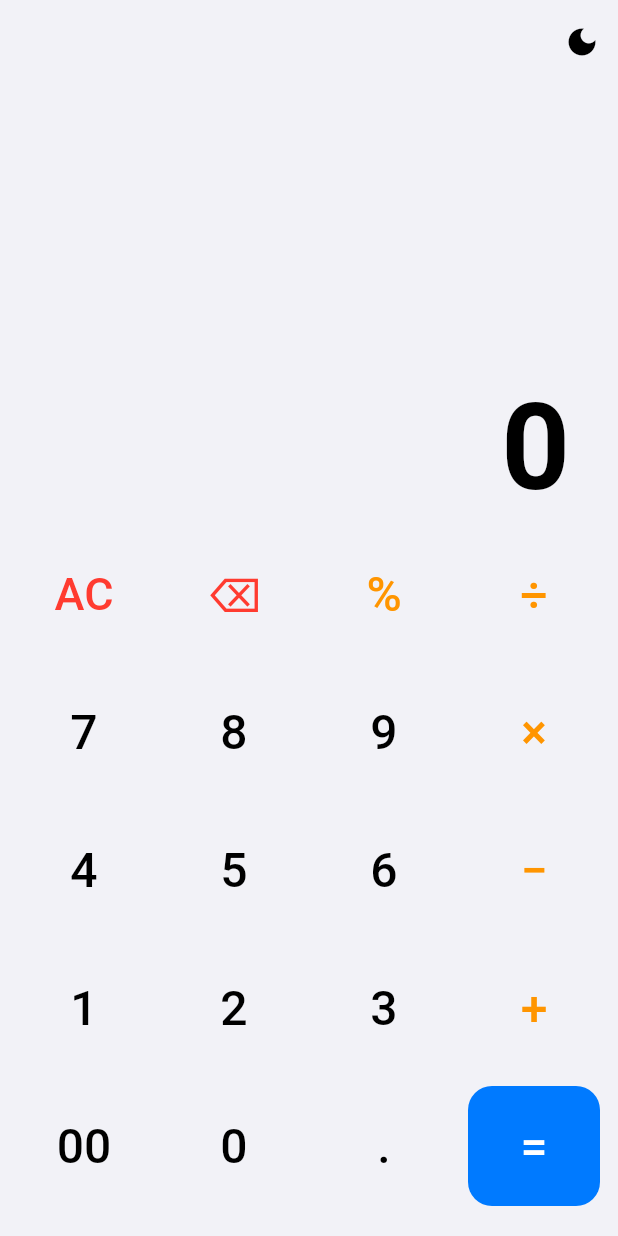
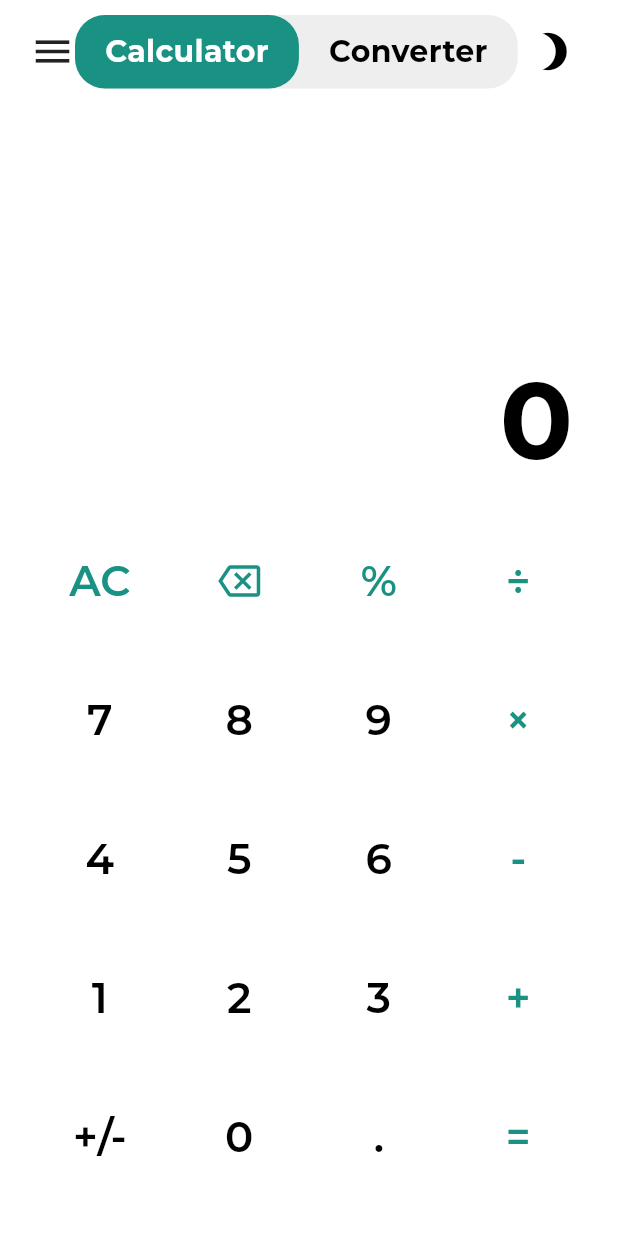
Before and after one commit to digitalninjanv/kalkulator, a Flutter app: the screen it shows after launch, on a phone screen of 412 x 824 dp. Run offline on Flutter 3.47's test engine with Material 3 defaults, Android fonts, the phone set to English and light mode, and no system bars; drawn by our look-alikes of auto_size_text; our stand-ins replace firebase_core, google_fonts, math_expressions; accounts and stored records are empty.

```diff
--- a/lib/main.dart
+++ b/lib/main.dart
@@ -4,6 +4,7 @@ import 'package:provider/provider.dart';
 import 'package:auto_size_text/auto_size_text.dart';
 import 'package:math_expressions/math_expressions.dart';
 
+// --- Main App Setup ---
 void main() {
   runApp(
     ChangeNotifierProvider(
@@ -13,8 +14,9 @@ void main() {
   );
 }
 
+// --- Theme Management ---
 class ThemeProvider with ChangeNotifier {
-  ThemeMode _themeMode = ThemeMode.system;
+  ThemeMode _themeMode = ThemeMode.light;
 
   ThemeMode get themeMode => _themeMode;
 
@@ -22,60 +24,45 @@ class ThemeProvider with ChangeNotifier {
     _themeMode = _themeMode == ThemeMode.light ? ThemeMode.dark : ThemeMode.light;
     notifyListeners();
   }
-
-  void setSystemTheme() {
-    _themeMode = ThemeMode.system;
-    notifyListeners();
-  }
 }
 
 class CalculatorApp extends StatelessWidget {
-  const CalculatorApp({super.key});
+  const CalculatorApp({Key? key}) : super(key: key);
+
+  static const Color tealColor = Color(0xFF199183);
 
   @override
   Widget build(BuildContext context) {
+    final textTheme = TextTheme(
+      displayLarge: GoogleFonts.montserrat(fontSize: 72, fontWeight: FontWeight.bold),
+      headlineSmall: GoogleFonts.montserrat(fontSize: 28, color: Colors.grey[600]),
+      titleLarge: GoogleFonts.montserrat(fontSize: 24, fontWeight: FontWeight.w600),
+      bodyMedium: GoogleFonts.montserrat(fontSize: 20),
+    );
+
+    final lightTheme = ThemeData(
+      useMaterial3: true,
+      brightness: Brightness.light,
+      scaffoldBackgroundColor: Colors.white,
+      primaryColor: tealColor,
+      textTheme: textTheme.apply(bodyColor: Colors.black, displayColor: Colors.black),
+      colorScheme: const ColorScheme.light(primary: tealColor, secondary: tealColor),
+    );
+
+    final darkTheme = ThemeData(
+      useMaterial3: true,
+      brightness: Brightness.dark,
+      scaffoldBackgroundColor: const Color(0xFF1E1E1E),
+      primaryColor: tealColor,
+      textTheme: textTheme.apply(bodyColor: Colors.white, displayColor: Colors.white),
+      colorScheme: const ColorScheme.dark(primary: tealColor, secondary: tealColor),
+    );
+
     return Consumer<ThemeProvider>(
       builder: (context, themeProvider, child) {
-        final ThemeData lightTheme = ThemeData(
-          useMaterial3: true,
-          brightness: Brightness.light,
-          colorScheme: const ColorScheme.light(
-            primary: Color(0xFF007AFF),
-            secondary: Color(0xFFFF9500),
-            error: Color(0xFFFF3B30),
-            surface: Color(0xFFF2F2F7),
-            onSurface: Colors.black,
-          ),
-          textTheme: GoogleFonts.robotoTextTheme(
-            const TextTheme(
-              displayLarge: TextStyle(fontSize: 80, fontWeight: FontWeight.bold),
-              headlineSmall: TextStyle(fontSize: 32, color: Colors.grey),
-            ),
-          ),
-          scaffoldBackgroundColor: const Color(0xFFF2F2F7),
-        );
-
-        final ThemeData darkTheme = ThemeData(
-          useMaterial3: true,
-          brightness: Brightness.dark,
-          colorScheme: const ColorScheme.dark(
-            primary: Color(0xFF0A84FF),
-            secondary: Color(0xFFFF9F0A),
-            error: Color(0xFFFF453A),
-            surface: Color(0xFF1C1C1E),
-            onSurface: Colors.white,
-          ),
-          textTheme: GoogleFonts.robotoTextTheme(
-            const TextTheme(
-              displayLarge: TextStyle(fontSize: 80, fontWeight: FontWeight.bold, color: Colors.white),
-              headlineSmall: TextStyle(fontSize: 32, color: Colors.grey),
-            ),
-          ),
-          scaffoldBackgroundColor: Colors.black,
-        );
-
         return MaterialApp(
-          title: 'Modern Calculator',
+          debugShowCheckedModeBanner: false,
+          title: 'Calculator',
           theme: lightTheme,
           darkTheme: darkTheme,
           themeMode: themeProvider.themeMode,
@@ -86,8 +73,9 @@ class CalculatorApp extends StatelessWidget {
   }
 }
 
+// --- Calculator Screen ---
 class CalculatorScreen extends StatefulWidget {
-  const CalculatorScreen({super.key});
+  const CalculatorScreen({Key? key}) : super(key: key);
 
   @override
   State<CalculatorScreen> createState() => _CalculatorScreenState();
@@ -96,16 +84,9 @@ class CalculatorScreen extends StatefulWidget {
 class _CalculatorScreenState extends State<CalculatorScreen> {
   String _expression = '';
   String _result = '0';
-  final List<String> _history = [];
-  bool _isResult = false;
 
   void _onButtonPressed(String buttonText) {
     setState(() {
-      if (_isResult && !['+', '−', '×', '÷', '%'].contains(buttonText)) {
-        _expression = '';
-      }
-      _isResult = false;
-
       switch (buttonText) {
         case 'AC':
           _expression = '';
@@ -114,62 +95,60 @@ class _CalculatorScreenState extends State<CalculatorScreen> {
         case '⌫':
           if (_expression.isNotEmpty) {
             _expression = _expression.substring(0, _expression.length - 1);
+            if (_expression.isEmpty) _result = '0';
+          }
+          break;
+        case '+/-':
+          if (_result != '0' && _result.isNotEmpty) {
+            if (_result.startsWith('-')) {
+              _result = _result.substring(1);
+            } else {
+              _result = '-$_result';
+            }
+            _expression = _result;
           }
           break;
         case '=':
           try {
             final evaluatedResult = _evalExpression(_expression);
-            if (_expression.isNotEmpty) {
-              _history.add('$_expression = $evaluatedResult');
-            }
             _result = evaluatedResult;
-            _expression = _result;
-            _isResult = true;
           } catch (e) {
             _result = 'Error';
           }
           break;
         default:
+          if (_result == '0' && buttonText != '.') {
+             _expression = buttonText;
+             _result = buttonText;
+          } else {
              _expression += buttonText;
+          }
       }
     });
   }
 
   String _evalExpression(String expression) {
     if (expression.isEmpty) return '0';
-    expression = expression.replaceAll('×', '*').replaceAll('÷', '/').replaceAll('−', '-');
+    String finalExpression = expression.replaceAll('×', '*').replaceAll('÷', '/');
 
     try {
       Parser p = Parser();
-      Expression exp = p.parse(expression);
+      Expression exp = p.parse(finalExpression);
       ContextModel cm = ContextModel();
       double eval = exp.evaluate(EvaluationType.REAL, cm);
-
-      return eval.toStringAsFixed(eval.truncateToDouble() == eval ? 0 : 2);
+      return eval.toStringAsFixed(eval.truncateToDouble() == eval ? 0 : 4).replaceAll(RegExp(r'\.0000$'), '');
     } catch (e) {
-      return "Error";
+      return 'Error';
     }
   }
 
-
   @override
   Widget build(BuildContext context) {
-    final themeProvider = Provider.of<ThemeProvider>(context);
     return Scaffold(
-      appBar: AppBar(
-        elevation: 0,
-        backgroundColor: Theme.of(context).scaffoldBackgroundColor,
-        actions: [
-          IconButton(
-            icon: Icon(themeProvider.themeMode == ThemeMode.dark ? Icons.light_mode : Icons.dark_mode),
-            onPressed: () => themeProvider.toggleTheme(),
-            tooltip: 'Toggle Theme',
-          ),
-        ],
-      ),
       body: SafeArea(
         child: Column(
           children: [
+            _buildAppBar(context),
             _buildDisplay(),
             _buildKeyboard(),
           ],
@@ -178,11 +157,54 @@ class _CalculatorScreenState extends State<CalculatorScreen> {
     );
   }
 
+  Widget _buildAppBar(BuildContext context) {
+    final themeProvider = Provider.of<ThemeProvider>(context);
+    return Padding(
+      padding: const EdgeInsets.symmetric(horizontal: 20, vertical: 10),
+      child: Row(
+        mainAxisAlignment: MainAxisAlignment.spaceBetween,
+        children: [
+          const Icon(Icons.menu, size: 30),
+          _buildCalculatorConverterToggle(),
+          IconButton(
+            icon: Icon(themeProvider.themeMode == ThemeMode.light ? Icons.brightness_3 : Icons.brightness_7, size: 30),
+            onPressed: () => themeProvider.toggleTheme(),
+          ),
+        ],
+      ),
+    );
+  }
+
+  Widget _buildCalculatorConverterToggle() {
+    return Container(
+      decoration: BoxDecoration(
+        color: Theme.of(context).scaffoldBackgroundColor == Colors.white ? Colors.grey[200] : Colors.grey[800],
+        borderRadius: BorderRadius.circular(20),
+      ),
+      child: Row(
+        children: [
+          Container(
+            padding: const EdgeInsets.symmetric(horizontal: 20, vertical: 10),
+            decoration: BoxDecoration(
+              color: CalculatorApp.tealColor,
+              borderRadius: BorderRadius.circular(20),
+            ),
+            child: Text('Calculator', style: GoogleFonts.montserrat(color: Colors.white, fontWeight: FontWeight.bold)),
+          ),
+          Padding(
+            padding: const EdgeInsets.symmetric(horizontal: 20, vertical: 10),
+            child: Text('Converter', style: GoogleFonts.montserrat(fontWeight: FontWeight.bold)),
+          ),
+        ],
+      ),
+    );
+  }
+
   Widget _buildDisplay() {
     return Expanded(
-      flex: 3, // Gave display less space
+      flex: 2,
       child: Container(
-        padding: const EdgeInsets.symmetric(horizontal: 32),
+        padding: const EdgeInsets.symmetric(horizontal: 30),
         alignment: Alignment.bottomRight,
         child: Column(
           mainAxisAlignment: MainAxisAlignment.end,
@@ -190,12 +212,12 @@ class _CalculatorScreenState extends State<CalculatorScreen> {
           children: [
             AutoSizeText(
               _expression,
-              key: const Key('expression'),
               style: Theme.of(context).textTheme.headlineSmall,
               maxLines: 1,
               minFontSize: 20,
+              overflow: TextOverflow.ellipsis,
             ),
-            const SizedBox(height: 8),
+            const SizedBox(height: 10),
             AutoSizeText(
               _result,
               style: Theme.of(context).textTheme.displayLarge,
@@ -208,98 +230,97 @@ class _CalculatorScreenState extends State<CalculatorScreen> {
     );
   }
 
+  Widget _buildKeyboard() {
+    final buttonLayout = [
+      ['AC', '⌫', '%', '÷'],
+      ['7', '8', '9', '×'],
+      ['4', '5', '6', '-'],
+      ['1', '2', '3', '+'],
+      ['+/-', '0', '.', '='],
+    ];
 
-  Widget _buildKeyboard() {
     return Expanded(
-      flex: 5, // Gave keyboard more space
+      flex: 4,
       child: Container(
-        padding: const EdgeInsets.all(12),
-        child: GridView.builder(
-          physics: const NeverScrollableScrollPhysics(),
-          gridDelegate: const SliverGridDelegateWithFixedCrossAxisCount(
-            crossAxisCount: 4,
-            crossAxisSpacing: 12, // Reduced spacing
-            mainAxisSpacing: 12, // Reduced spacing
-            childAspectRatio: 1.1, // Adjusted aspect ratio
-          ),
-          itemCount: _buttons.length,
-          itemBuilder: (context, index) {
-            final buttonText = _buttons[index];
+        padding: const EdgeInsets.all(20),
+        child: Column(
+          children: buttonLayout.map((row) {
+            return Expanded(
+              child: Row(
+                children: row.map((buttonText) {
                   return CalculatorButton(
                     text: buttonText,
                     onPressed: () => _onButtonPressed(buttonText),
-              color: _getButtonColor(buttonText),
-              textColor: _getButtonTextColor(buttonText),
+                    style: _getButtonStyle(buttonText, context),
                   );
-          },
+                }).toList(),
+              ),
+            );
+          }).toList(),
         ),
       ),
     );
   }
 
-  Color _getButtonColor(String buttonText) {
-    final colorScheme = Theme.of(context).colorScheme;
-    if (buttonText == '=') {
-      return colorScheme.primary;
+  ButtonStyle _getButtonStyle(String buttonText, BuildContext context) {
+    final bool isDarkMode = Theme.of(context).brightness == Brightness.dark;
+    Color backgroundColor = Colors.transparent;
+    Color foregroundColor = isDarkMode ? Colors.white : Colors.black;
+
+    if (isDarkMode) {
+      // Dark Mode Colors
+      if (['AC', '⌫', '%', '÷'].contains(buttonText)) {
+        backgroundColor = Colors.grey[400]!;
+        foregroundColor = Colors.black;
+      } else if (['×', '-', '+', '='].contains(buttonText)) {
+        backgroundColor = CalculatorApp.tealColor;
+        foregroundColor = Colors.white;
+      } else {
+        backgroundColor = const Color(0xFF3B3B3B);
+        foregroundColor = Colors.white;
       }
-    return colorScheme.surface;
+    } else {
+      // Light Mode Colors
+       if (['AC', '⌫', '%', '÷', '×', '-', '+', '='].contains(buttonText)) {
+        foregroundColor = CalculatorApp.tealColor;
+      }
     }
 
-  Color _getButtonTextColor(String buttonText) {
-    final colorScheme = Theme.of(context).colorScheme;
-     if (['AC', '⌫'].contains(buttonText)) {
-      return colorScheme.error;
+    return TextButton.styleFrom(
+      backgroundColor: backgroundColor,
+      foregroundColor: foregroundColor,
+      shape: const CircleBorder(),
+      textStyle: GoogleFonts.montserrat(fontSize: 28, fontWeight: FontWeight.w600),
+    );
   }
-    if (['+', '−', '×', '÷', '%'].contains(buttonText)) {
-      return colorScheme.secondary;
-    }
-    if (buttonText == '=') {
-      return Colors.white;
-    }
-    return colorScheme.onSurface;
 }
 
-  final List<String> _buttons = [
-    'AC', '⌫', '%', '÷',
-    '7', '8', '9', '×',
-    '4', '5', '6', '−',
-    '1', '2', '3', '+',
-    '00', '0', '.', '=',
-  ];
-}
-
+// --- Calculator Button Widget ---
 class CalculatorButton extends StatelessWidget {
   final String text;
   final VoidCallback onPressed;
-  final Color color;
-  final Color textColor;
+  final ButtonStyle style;
 
   const CalculatorButton({
-    super.key,
+    Key? key,
     required this.text,
     required this.onPressed,
-    required this.color,
-    required this.textColor,
-  });
+    required this.style,
+  }) : super(key: key);
 
   @override
   Widget build(BuildContext context) {
-    return ElevatedButton(
+    return Expanded(
+      child: Padding(
+        padding: const EdgeInsets.all(6.0),
+        child: TextButton(
           onPressed: onPressed,
-      style: ElevatedButton.styleFrom(
-        backgroundColor: color,
-        foregroundColor: textColor,
-        shape: RoundedRectangleBorder(
-          borderRadius: BorderRadius.circular(16),
+          style: style,
+          child: Center(
+            child: text == '⌫'
+                ? const Icon(Icons.backspace_outlined, size: 28)
+                : Text(text),
           ),
-        elevation: 0,
-      ),
-      child: Center(
-        child: AutoSizeText(
-          text,
-          style: GoogleFonts.roboto(fontSize: 32, fontWeight: FontWeight.w500),
-          maxLines: 1,
-          minFontSize: 18,
         ),
       ),
     );
--- a/pubspec.yaml
+++ b/pubspec.yaml
@@ -10,8 +10,8 @@ dependencies:
   flutter:
     sdk: flutter
 
-  provider: ^6.1.2
-  google_fonts: ^6.2.1
+  provider: ^6.1.5+1
+  google_fonts: ^6.3.1
   auto_size_text: ^3.0.0
   math_expressions: ^2.4.0
   firebase_core: ^4.1.0
```
Also changed, not shown: lib/firebase_options.dart, pubspec.lock, 2 other files. Lines whose indentation alone changed are shown as unchanged.
